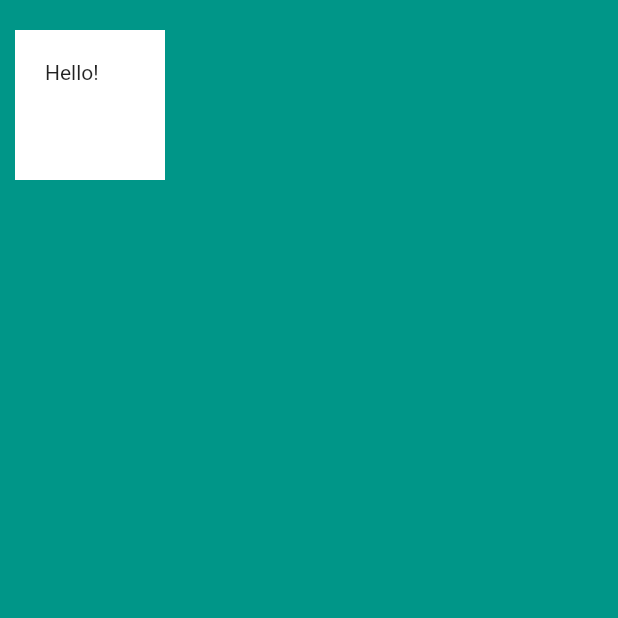
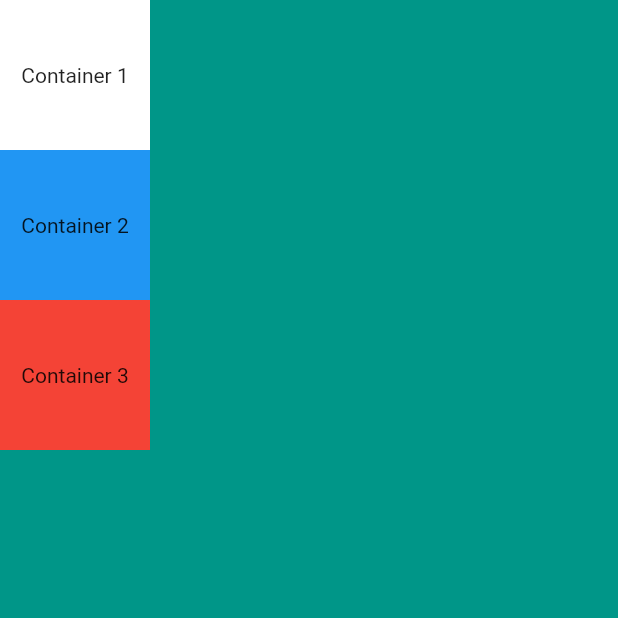
Before and after one commit to kulkarni-anurag/micard_app, a Flutter app: the screen it shows after launch, on a phone screen of 412 x 824 dp, the top half of it. Run offline on Flutter 3.47's test engine with Material 2 defaults, Android fonts, the phone set to English and light mode, and no system bars.

Commit message:
Basic Column Layout

```diff
--- a/lib/main.dart
+++ b/lib/main.dart
@@ -13,13 +13,33 @@ class MyApp extends StatelessWidget {
       home: Scaffold(
         backgroundColor: Colors.teal,
         body: SafeArea(
-          child: Container(
-            height: 100.0,
-            width: 100.0,
-            margin: EdgeInsets.fromLTRB(10.0, 20.0, 40.0, 10.0),
-            padding: EdgeInsets.all(20.0),
-            color: Colors.white,
-            child: Text('Hello!'),
+          child: Column(
+            children: <Widget>[
+              Container(
+                height: 100.0,
+                width: 100.0,
+                color: Colors.white,
+                child: Center(
+                  child: Text('Container 1'),
+                ),
+              ),
+              Container(
+                height: 100.0,
+                width: 100.0,
+                color: Colors.blue,
+                child: Center(
+                  child: Text('Container 2'),
+                ),
+              ),
+              Container(
+                height: 100.0,
+                width: 100.0,
+                color: Colors.red,
+                child: Center(
+                  child: Text('Container 3'),
+                ),
+              ),
+            ],
           ),
         ),
       ),
```
